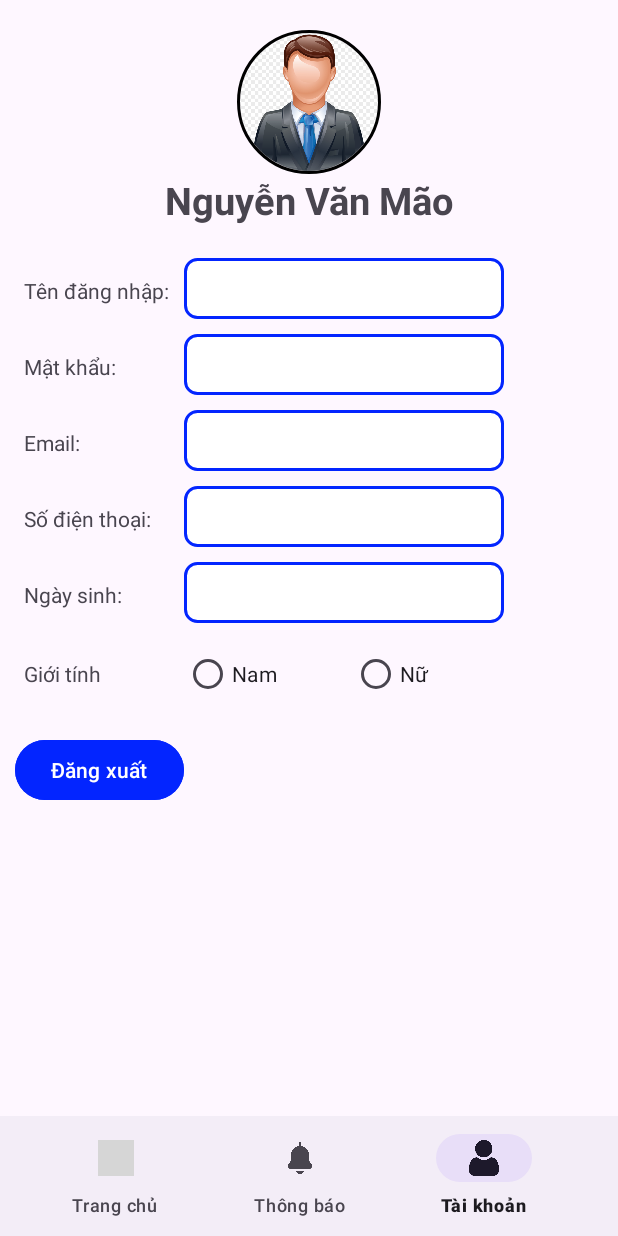
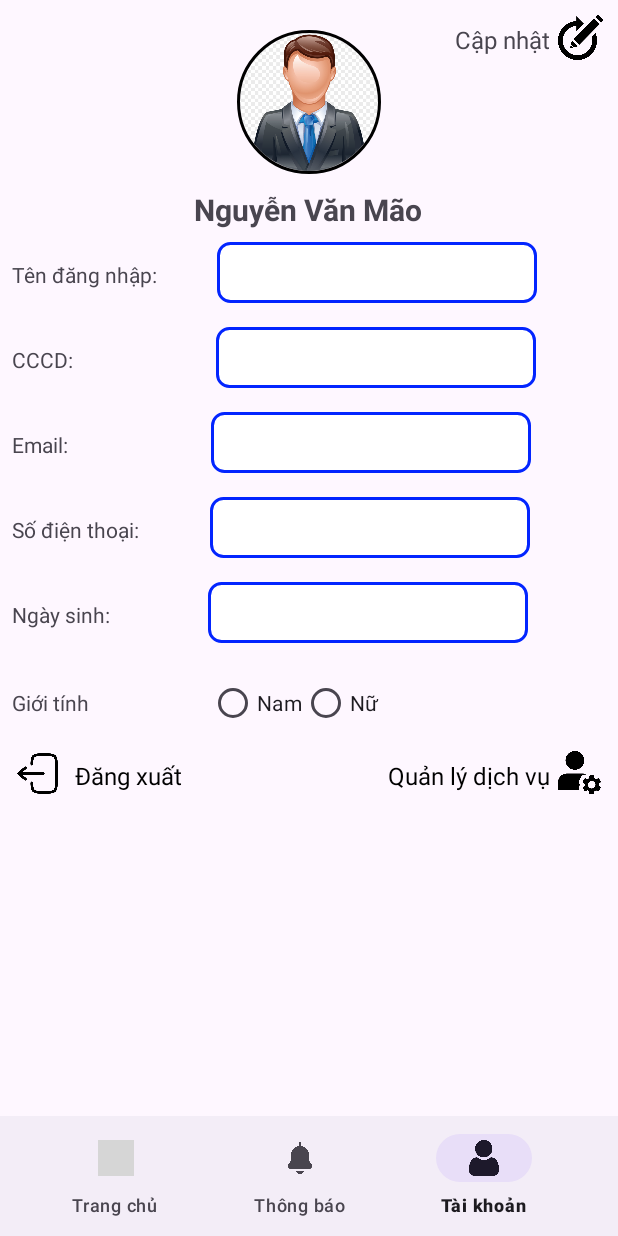
Before and after one commit to Duynguyen162/Freelancer_Connect, an Android app: the screen it shows after launch (CustomerActivity), item 3 of the bottom bar chosen, on a phone screen of 412 x 824 dp. Run offline under Robolectric (Android 15) with nearby library versions, the phone set to English and light mode, and no system bars; our stand-ins replace CircleImageView; grey boxes are pictures that could not be loaded.

Commit message:
Cập nhật trang chủ và quản lý tài khoản

```diff
--- a/app/src/main/java/com/example/freelancer_connect/CustomerActivity.java
+++ b/app/src/main/java/com/example/freelancer_connect/CustomerActivity.java
@@ -3,6 +3,7 @@ package com.example.freelancer_connect;
 import android.os.Bundle;
 
 import androidx.activity.EdgeToEdge;
+import androidx.appcompat.app.ActionBar;
 import androidx.appcompat.app.AppCompatActivity;
 import androidx.core.graphics.Insets;
 import androidx.core.view.ViewCompat;
--- a/app/src/main/java/com/example/freelancer_connect/home_page/HomeFragment.java
+++ b/app/src/main/java/com/example/freelancer_connect/home_page/HomeFragment.java
@@ -3,9 +3,14 @@ package com.example.freelancer_connect.home_page;
 import android.content.Intent;
 import android.os.Bundle;
 import android.view.LayoutInflater;
+import android.view.Menu;
+import android.view.MenuInflater;
+import android.view.MenuItem;
 import android.view.View;
 import android.view.ViewGroup;
 
+import androidx.annotation.NonNull;
+import androidx.core.view.MenuProvider;
 import androidx.fragment.app.Fragment;
 import androidx.recyclerview.widget.GridLayoutManager;
 import androidx.recyclerview.widget.LinearLayoutManager;
@@ -19,7 +24,7 @@ import com.example.freelancer_connect.provider.ProviderDetailInfo;
 import java.util.ArrayList;
 import java.util.List;
 
-public class HomeFragment extends Fragment {
+public class HomeFragment extends Fragment implements MenuProvider {
 
     private List<Provider> listProvider;
     private RecyclerView homeRecyclerView;
@@ -43,6 +48,8 @@ public class HomeFragment extends Fragment {
         return rootView;
     }
 
+
+
     private List<Provider> getListProvider() {
         List<Provider> list = new ArrayList();
         list.add(new Provider(R.drawable.img_user, "Gia sư Toán", "Chi phí: 700.000đ", "Đã được thuê: 500", "5"));
@@ -59,4 +66,14 @@ public class HomeFragment extends Fragment {
         intent.putExtra("EXTRA_DATA_KEY", provider.getPrice()); // Truyền dữ liệu đi kèm nếu cần
         startActivity(intent);
     }
+
+    @Override
+    public void onCreateMenu(@NonNull Menu menu, @NonNull MenuInflater menuInflater) {
+        menuInflater.inflate(R.menu.main_menu, menu);
+    }
+
+    @Override
+    public boolean onMenuItemSelected(@NonNull MenuItem menuItem) {
+        return false;
+    }
 }
--- a/app/src/main/res/layout/fragment_home.xml
+++ b/app/src/main/res/layout/fragment_home.xml
@@ -12,6 +12,7 @@
         android:id="@+id/recycler_view_service_item"
         android:padding="16dp"
         android:layout_marginTop="30dp"
-        android:layout_marginBottom="30dp"/>
+        android:layout_marginBottom="30dp"
+        android:layout_marginStart="10dp"/>
 
 </FrameLayout>
--- a/app/src/main/res/layout/fragment_user.xml
+++ b/app/src/main/res/layout/fragment_user.xml
@@ -1,8 +1,8 @@
 <?xml version="1.0" encoding="utf-8"?>
-<LinearLayout xmlns:android="http://schemas.android.com/apk/res/android"
+<RelativeLayout xmlns:android="http://schemas.android.com/apk/res/android"
     xmlns:tools="http://schemas.android.com/tools"
     android:layout_width="match_parent"
-    android:layout_height="wrap_content"
+    android:layout_height="match_parent"
     android:orientation="vertical"
     tools:context=".UserFragment">
 
@@ -12,158 +12,178 @@
         android:layout_height="96dp"
         android:layout_gravity="center"
         android:layout_marginTop="20dp"
+        android:layout_marginBottom="10dp"
         android:src="@drawable/img_user"
         app:civ_border_color="#FF000000"
-        app:civ_border_width="2dp" />
+        app:civ_border_width="2dp"
+        android:layout_centerHorizontal="true"/>
 
     <TextView
         android:id="@+id/profile_name"
         android:layout_width="wrap_content"
         android:layout_height="wrap_content"
         android:layout_gravity="center"
+        android:layout_below="@+id/image_view_provider"
         android:text="Nguyễn Văn Mão"
-        android:textSize="25dp"
-        android:textStyle="bold" />
+        android:textSize="20dp"
+        android:textStyle="bold"
+        android:layout_centerHorizontal="true"/>
 
-    <TableLayout
+
+    <LinearLayout
+        android:id="@+id/linear_layout_login_name"
         android:layout_width="match_parent"
-        android:layout_height="match_parent"
-        android:layout_marginTop="5dp"
-        android:padding="16dp">
-
-        <TableRow
-            android:layout_width="match_parent"
-            android:layout_height="match_parent"
-            android:layout_marginBottom="10dp">
+        android:layout_height="wrap_content"
+        android:layout_below="@+id/profile_name"
+        android:padding="8dp">
 
         <TextView
-                android:id="@+id/textView3"
+            android:id="@+id/text_view_login_name"
             android:layout_width="wrap_content"
             android:layout_height="wrap_content"
             android:text="Tên đăng nhập:" />
 
         <EditText
-                android:id="@+id/editTextText4"
+            android:id="@+id/edit_text_login_name"
             android:layout_width="wrap_content"
             android:layout_height="wrap_content"
-                android:layout_marginStart="10dp"
-                android:background="@drawable/edittext_border"
-                android:ems="10"
-                android:inputType="text"
-                android:padding="8dp" />
-        </TableRow>
-
-        <TableRow
-            android:layout_width="match_parent"
-            android:layout_height="match_parent"
-            android:layout_marginBottom="10dp">
-
-            <TextView
-                android:id="@+id/textView4"
-                android:layout_width="wrap_content"
-                android:layout_height="wrap_content"
-                android:text="Mật khẩu:" />
-
-            <EditText
-                android:id="@+id/editTextText5"
-                android:layout_width="wrap_content"
-                android:layout_height="wrap_content"
-                android:layout_marginStart="10dp"
+            android:layout_marginStart="40dp"
             android:background="@drawable/edittext_border"
             android:ems="10"
             android:inputType="text"
             android:padding="8dp" />
 
-        </TableRow>
+    </LinearLayout>
 
-        <TableRow
+
+    <LinearLayout
+        android:id="@+id/linear_layout_id"
         android:layout_width="match_parent"
-            android:layout_height="match_parent"
-            android:layout_marginBottom="10dp">
+        android:layout_height="wrap_content"
+        android:layout_below="@+id/linear_layout_login_name"
+        android:padding="8dp">>
+        <TextView
+            android:id="@+id/text_view_cccd"
+            android:layout_width="wrap_content"
+            android:layout_height="wrap_content"
+            android:text="CCCD:" />
+
+        <EditText
+            android:id="@+id/edit_text_cccd"
+            android:layout_width="wrap_content"
+            android:layout_height="wrap_content"
+            android:layout_marginStart="95dp"
+            android:background="@drawable/edittext_border"
+            android:ems="10"
+            android:inputType="text"
+            android:padding="8dp" />
+    </LinearLayout>
+
+
+    <LinearLayout
+        android:id="@+id/linear_layout_email"
+        android:layout_width="match_parent"
+        android:layout_height="wrap_content"
+        android:layout_below="@+id/linear_layout_id"
+        android:padding="8dp">>
 
         <TextView
-                android:id="@+id/textView6"
+            android:id="@+id/text_view_email"
             android:layout_width="wrap_content"
             android:layout_height="wrap_content"
             android:text="Email:" />
 
         <EditText
-                android:id="@+id/editTextText7"
+            android:id="@+id/edit_text_email"
             android:layout_width="wrap_content"
             android:layout_height="wrap_content"
-                android:layout_marginStart="10dp"
+            android:layout_marginStart="95dp"
             android:background="@drawable/edittext_border"
             android:ems="10"
             android:inputType="text"
             android:padding="8dp" />
-        </TableRow>
 
-        <TableRow
+    </LinearLayout>
+
+
+    <LinearLayout
+        android:id="@+id/linear_layout_phone"
         android:layout_width="match_parent"
-            android:layout_height="match_parent"
-            android:layout_marginBottom="10dp">
+        android:layout_height="wrap_content"
+        android:layout_below="@id/linear_layout_email"
+        android:padding="8dp">>
 
         <TextView
-                android:id="@+id/textView7"
+            android:id="@+id/text_view_phone"
             android:layout_width="wrap_content"
             android:layout_height="wrap_content"
             android:text="Số điện thoại:" />
 
         <EditText
-                android:id="@+id/editTextText8"
+            android:id="@+id/edit_text_phone"
             android:layout_width="wrap_content"
             android:layout_height="wrap_content"
-                android:layout_marginStart="10dp"
+            android:layout_marginStart="47dp"
             android:background="@drawable/edittext_border"
             android:ems="10"
             android:inputType="text"
             android:padding="8dp" />
-        </TableRow>
 
-        <TableRow
+    </LinearLayout>
+
+
+    <LinearLayout
+        android:id="@+id/linear_layout_dob"
         android:layout_width="match_parent"
-            android:layout_height="match_parent"
-            android:layout_marginBottom="10dp">
+        android:layout_height="wrap_content"
+        android:layout_below="@+id/linear_layout_phone"
+        android:padding="8dp">>
 
         <TextView
-                android:id="@+id/textView8"
+            android:id="@+id/text_view_dob"
             android:layout_width="wrap_content"
             android:layout_height="wrap_content"
             android:text="Ngày sinh:" />
 
         <EditText
-                android:id="@+id/editTextText9"
+            android:id="@+id/edit_text_dob"
             android:layout_width="wrap_content"
             android:layout_height="wrap_content"
-                android:layout_marginStart="10dp"
+            android:layout_marginStart="65dp"
             android:background="@drawable/edittext_border"
             android:ems="10"
             android:inputType="text"
             android:padding="8dp" />
 
-        </TableRow>
+    </LinearLayout>
 
-        <TableRow
+
+    <LinearLayout
+        android:id="@+id/linear_layout_gender"
         android:layout_width="match_parent"
-            android:layout_height="match_parent">
+        android:layout_height="wrap_content"
+        android:layout_below="@+id/linear_layout_dob"
+        android:padding="8dp">>
 
         <TextView
-                android:id="@+id/textView10"
-                android:layout_gravity="center_vertical"
+            android:id="@+id/text_view_gender"
             android:layout_width="wrap_content"
             android:layout_height="wrap_content"
+            android:layout_gravity="center_vertical"
             android:text="Giới tính" />
 
         <RadioGroup
+            android:id="@+id/radio_group_gender"
             android:layout_width="wrap_content"
             android:layout_height="wrap_content"
-                android:orientation="horizontal"
-                android:layout_marginStart="10dp">
+            android:layout_marginStart="10dp"
+            android:orientation="horizontal">
 
             <RadioButton
                 android:id="@+id/radioButton"
                 android:layout_width="wrap_content"
                 android:layout_height="wrap_content"
+                android:layout_marginStart="70dp"
                 android:layout_weight="1"
                 android:text="Nam" />
 
@@ -175,16 +195,75 @@
                 android:text="Nữ" />
         </RadioGroup>
 
-        </TableRow>
-    </TableLayout>
+    </LinearLayout>
 
-    <Button
-        android:id="@+id/button"
+    <LinearLayout
+        android:id="@+id/linear_layout_log_out"
         android:layout_width="wrap_content"
         android:layout_height="wrap_content"
+        android:layout_below="@id/linear_layout_gender"
+        android:layout_marginStart="10dp">
+
+        <ImageView
+            android:layout_width="30dp"
+            android:layout_height="30dp"
+            android:src="@drawable/ic_log_out"/>
+
+        <TextView
+            android:layout_width="wrap_content"
+            android:layout_height="wrap_content"
+            android:textSize="16dp"
             android:text="Đăng xuất"
-        android:backgroundTint="@color/button_color"
-        android:layout_marginStart="10dp"/>
-
+            android:textColor="@color/black"
+            android:layout_marginStart="10dp"
+            android:layout_marginTop="5dp"/>
 
     </LinearLayout>
+
+    <LinearLayout
+        android:id="@+id/linear_layout_manage_service"
+        android:layout_width="wrap_content"
+        android:layout_height="wrap_content"
+        android:layout_below="@id/linear_layout_gender"
+        android:layout_alignParentRight="true"
+        android:layout_marginEnd="10dp">
+
+        <TextView
+            android:layout_width="wrap_content"
+            android:layout_height="wrap_content"
+            android:textSize="16dp"
+            android:text="Quản lý dịch vụ"
+            android:textColor="@color/black"
+            android:layout_marginEnd="5dp"
+            android:layout_marginTop="5dp"/>
+
+        <ImageView
+            android:layout_width="30dp"
+            android:layout_height="30dp"
+            android:src="@drawable/ic_manage_service"/>
+
+    </LinearLayout>
+
+    <LinearLayout
+        android:id="@+id/linear_layout_update_profile"
+        android:layout_width="wrap_content"
+        android:layout_height="wrap_content"
+        android:layout_alignParentRight="true"
+        android:padding="10dp">
+
+        <TextView
+            android:layout_width="wrap_content"
+            android:layout_height="wrap_content"
+            android:textSize="16dp"
+            android:text="Cập nhật"
+            android:layout_marginEnd="5dp"
+            android:layout_marginTop="5dp"/>
+
+        <ImageView
+            android:layout_width="30dp"
+            android:layout_height="30dp"
+            android:src="@drawable/ic_update_profile"/>
+
+    </LinearLayout>
+
+</RelativeLayout>
--- /dev/null
+++ b/app/src/main/res/menu/main_menu.xml
@@ -0,0 +1,9 @@
+<?xml version="1.0" encoding="utf-8"?>
+<menu xmlns:android="http://schemas.android.com/apk/res/android"
+    xmlns:app="http://schemas.android.com/apk/res-auto">
+    <item android:id="@+id/action_search"
+        android:title="@string/action_search"
+        android:icon="@drawable/ic_search"
+        app:actionViewClass="androidx.appcompat.widget.SearchView"
+        app:showAsAction="always" />
+</menu>
--- a/app/src/main/res/values/strings.xml
+++ b/app/src/main/res/values/strings.xml
@@ -2,4 +2,5 @@
     <string name="app_name">Freelancer_connect</string>
     <!-- TODO: Remove or change this placeholder text -->
     <string name="hello_blank_fragment">Hello blank fragment</string>
+    <string name="action_search">Tìm kiếm</string>
 </resources>
```
Also changed, not shown: app/src/main/res/drawable/ic_log_out.png (added), app/src/main/res/drawable/ic_manage_service.png (added), app/src/main/res/drawable/ic_search.png (added), app/src/main/res/drawable/ic_update_profile.png (added). Lines whose indentation alone changed are shown as unchanged.
